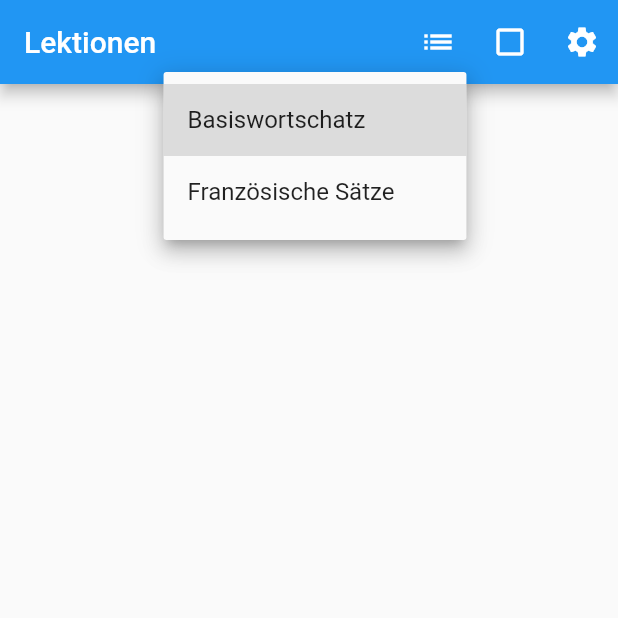
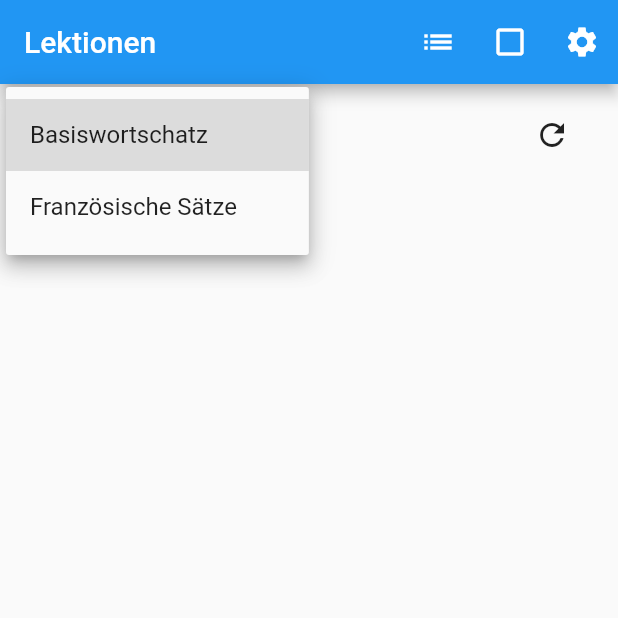
Before and after one commit to smibe/vokie-app, a Flutter app: the screen it shows after launch, after a tap on the "list" icon, after a tap on "Basiswortschatz", on a phone screen of 412 x 824 dp, the top half of it. Run offline on Flutter 3.47's test engine with Material 2 defaults, Android fonts, the phone set to English and light mode, and no system bars; our stand-ins replace audioplayers, shared_preferences; network calls fail.

```diff
--- a/lib/main.dart
+++ b/lib/main.dart
@@ -1,6 +1,7 @@
 import 'dart:async';
 import 'dart:convert';
 
+import 'package:audioplayers/audioplayers.dart';
 import 'package:flutter/material.dart';
 import 'package:shared_preferences/shared_preferences.dart';
 import 'package:vokie/DiContainer.dart';
@@ -25,6 +26,8 @@ Future initialize() async {
   var sharedPreferences = await SharedPreferences.getInstance();
   DiContainer.setInstance<SharedPreferences>(sharedPreferences);
   DiContainer.setInstance<Storage>(Storage());
+  DiContainer.setInstance<LessonService>(LessonService());
+  DiContainer.setInstance<AudioPlayer>(AudioPlayer());
 }
 
 class MyApp extends StatelessWidget {
--- a/lib/unit_view.dart
+++ b/lib/unit_view.dart
@@ -25,7 +25,7 @@ class _UnitViewState extends State<UnitView> {
   @override
   void initState() {
     _currentUnitId = _storage.getString("current_unit_id");
-    _units = lessonService.getUnits() as List<dynamic>;
+    _units = lessonService.getUnits();
     _retrieveCurrentUnit();
     selection = _storage.get("current_idx", 0);
     super.initState();
@@ -38,6 +38,12 @@ class _UnitViewState extends State<UnitView> {
     lessonService.getData(format: "cvs", unit: _currentUnit["id"]).then((d) {
       setState(() => unit = d);
     });
+  }
+
+  void _refreshCurrentUnit() async {
+    await lessonService.removeCached(unit: _currentUnit["id"]);
+    var data = await lessonService.getData(format: "cvs", unit: _currentUnit["id"]);
+    setState(() => unit = data);
   }
 
   String get currentId => _currentUnit["id"];
@@ -54,6 +60,10 @@ class _UnitViewState extends State<UnitView> {
     var lessons = unit?.getList("lessons") ?? new List<dynamic>();
     return Column(
       children: <Widget>[
+        Padding(
+          padding: EdgeInsets.symmetric(horizontal: 20, vertical: 10),
+          child: Row(
+            children: <Widget>[
               DropdownButton<String>(
                 value: currentId,
                 items: getItems(),
@@ -65,6 +75,17 @@ class _UnitViewState extends State<UnitView> {
                     _storage.remove("current_idx");
                   });
                 },
+              ),
+              Expanded(child: Padding(padding: EdgeInsets.all(0))),
+              IconButton(
+                  onPressed: () {
+                    _refreshCurrentUnit();
+                  },
+                  icon: Icon(
+                    Icons.refresh,
+                  ))
+            ],
+          ),
         ),
         Expanded(
           child: Container(
```
Also changed, not shown: lib/LessonView.dart (+29 -0 lines), lib/lesson_service.dart (+12 -0 lines), pubspec.lock, 2 other files. Lines whose indentation alone changed are shown as unchanged.
